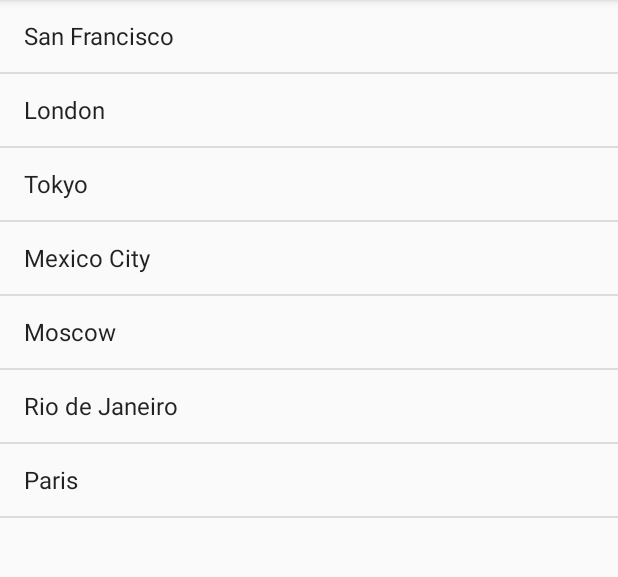
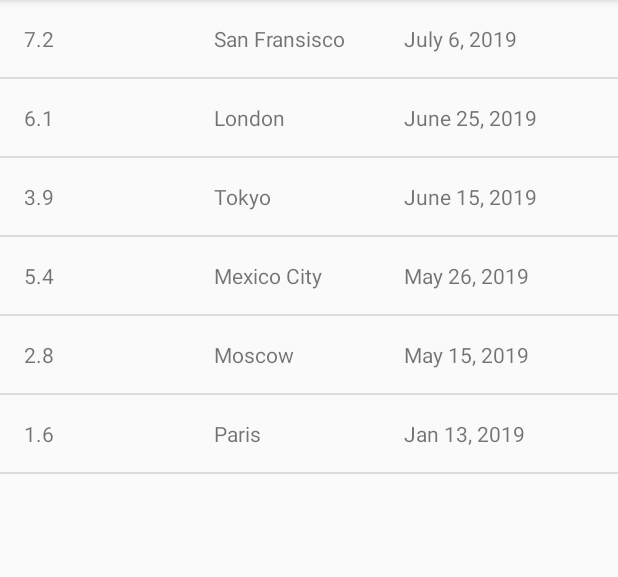
Before and after one commit to m-alansary/QuakeReport, an Android app: the screen it shows after launch (EarthquakeActivity), on a phone screen of 412 x 824 dp, the part 84-661 px from its top. Run offline under Robolectric (Android 15) with nearby library versions, the phone set to English and light mode, and no system bars.

Commit message:
Initializing earthquake list with fake data

```diff
--- /dev/null
+++ b/app/src/main/java/com/example/android/quakereport/Earthquake.java
@@ -0,0 +1,26 @@
+package com.example.android.quakereport;
+
+public class Earthquake {
+    private String eCountry;
+    private String eDate;
+    private double eMag;
+
+    public Earthquake(String country, String date, double mag) {
+        eCountry = country;
+        eDate = date;
+        eMag = mag;
+    }
+
+    public String getCountry() {
+        return eCountry;
+    }
+
+    public String getDate() {
+        return eDate;
+    }
+
+    public double getMag() {
+        return eMag;
+    }
+
+}
--- a/app/src/main/java/com/example/android/quakereport/EarthquakeActivity.java
+++ b/app/src/main/java/com/example/android/quakereport/EarthquakeActivity.java
@@ -31,25 +31,39 @@ public class EarthquakeActivity extends AppCompatActivity {
         super.onCreate(savedInstanceState);
         setContentView(R.layout.earthquake_activity);
 
+
         // Create a fake list of earthquake locations.
-        ArrayList<String> earthquakes = new ArrayList<>();
-        earthquakes.add("San Francisco");
+        ArrayList<Earthquake> earthquakes = new ArrayList<Earthquake>();
+        earthquakes.add(new Earthquake("San Fransisco", "July 6, 2019", 7.2));
+        earthquakes.add(new Earthquake("London", "June 25, 2019", 6.1));
+        earthquakes.add(new Earthquake("Tokyo", "June 15, 2019", 3.9));
+        earthquakes.add(new Earthquake("Mexico City", "May 26, 2019", 5.4));
+        earthquakes.add(new Earthquake("Moscow", "May 15, 2019", 2.8));
+        earthquakes.add(new Earthquake("Paris", "Jan 13, 2019", 1.6));
+
+        EarthquakeAdaptor adaptor = new EarthquakeAdaptor(this, earthquakes);
+
+        ListView earthquakeListView = (ListView) findViewById(R.id.list);
+
+        earthquakeListView.setAdapter(adaptor);
+
+        /*earthquakes.add("San Francisco");
         earthquakes.add("London");
         earthquakes.add("Tokyo");
         earthquakes.add("Mexico City");
         earthquakes.add("Moscow");
         earthquakes.add("Rio de Janeiro");
-        earthquakes.add("Paris");
+        earthquakes.add("Paris");*/
 
         // Find a reference to the {@link ListView} in the layout
-        ListView earthquakeListView = (ListView) findViewById(R.id.list);
+
 
         // Create a new {@link ArrayAdapter} of earthquakes
-        ArrayAdapter<String> adapter = new ArrayAdapter<String>(
+        /*ArrayAdapter<String> adapter = new ArrayAdapter<String>(
                 this, android.R.layout.simple_list_item_1, earthquakes);
 
         // Set the adapter on the {@link ListView}
         // so the list can be populated in the user interface
-        earthquakeListView.setAdapter(adapter);
+        earthquakeListView.setAdapter(adapter);*/
     }
 }
--- /dev/null
+++ b/app/src/main/java/com/example/android/quakereport/EarthquakeAdaptor.java
@@ -0,0 +1,48 @@
+package com.example.android.quakereport;
+
+import android.app.Activity;
+import android.support.annotation.NonNull;
+import android.support.annotation.Nullable;
+import android.view.LayoutInflater;
+import android.view.View;
+import android.view.ViewGroup;
+import android.widget.ArrayAdapter;
+import android.widget.TextView;
+
+import org.w3c.dom.Text;
+
+import java.util.ArrayList;
+
+public class EarthquakeAdaptor extends ArrayAdapter<Earthquake> {
+
+    public EarthquakeAdaptor(Activity context, ArrayList<Earthquake> earthquakes) {
+        super(context, 0, earthquakes);
+    }
+
+    @NonNull
+    @Override
+    public View getView(int position, @Nullable View convertView, @NonNull ViewGroup parent) {
+        View listItemView = convertView;
+
+        if(listItemView == null) {
+            listItemView = LayoutInflater.from(getContext()).inflate(
+                    R.layout.list_item, parent, false);
+        }
+
+        Earthquake currentEarthquake = getItem(position);
+
+        TextView country = (TextView) listItemView.findViewById(R.id.country);
+
+        country.setText(currentEarthquake.getCountry());
+
+        TextView date = (TextView) listItemView.findViewById(R.id.date);
+
+        date.setText(currentEarthquake.getDate());
+
+        TextView mag = (TextView) listItemView.findViewById(R.id.mag);
+
+        mag.setText(Double.toString(currentEarthquake.getMag()));
+
+        return listItemView;
+    }
+}
--- a/app/src/main/res/layout/earthquake_activity.xml
+++ b/app/src/main/res/layout/earthquake_activity.xml
@@ -1,21 +1,9 @@
 <?xml version="1.0" encoding="utf-8"?>
-<!-- Copyright (C) 2016 The Android Open Source Project
 
-     Licensed under the Apache License, Version 2.0 (the "License");
-     you may not use this file except in compliance with the License.
-     You may obtain a copy of the License at
-
-          http://www.apache.org/licenses/LICENSE-2.0
-
-     Unless required by applicable law or agreed to in writing, software
-     distributed under the License is distributed on an "AS IS" BASIS,
-     WITHOUT WARRANTIES OR CONDITIONS OF ANY KIND, either express or implied.
-     See the License for the specific language governing permissions and
-     limitations under the License.
--->
-<!-- Layout for a list of earthquakes -->
 <ListView xmlns:android="http://schemas.android.com/apk/res/android"
+    xmlns:tools="http://schemas.android.com/tools"
     android:id="@+id/list"
     android:orientation="vertical"
     android:layout_width="match_parent"
-    android:layout_height="match_parent"/>
+    android:layout_height="match_parent"
+    android:drawSelectorOnTop="true" />
```
